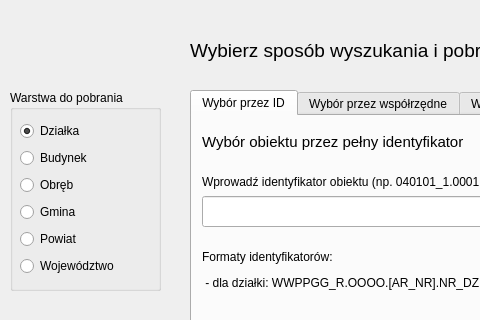
Before: the Qt Designer form uldk_gugik_dialog_base.ui in envirosolutionspl/uldk_gugik, drawn with Qt 5; both pictures show x 0 to 480 and y 0 to 320 of the 828 by 514 pixel window.
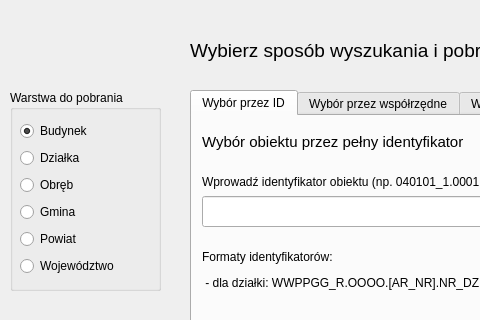
After: the same form once the commit is applied. Icons and pictures are not drawn. Custom widgets are drawn as their Qt base class.

Commit message: zmiana kolejności radiobuttonów

What changed in the file:
```diff
--- a/uldk_gugik_dialog_base.ui
+++ b/uldk_gugik_dialog_base.ui
@@ -702,9 +702,12 @@
     </property>
     <layout class="QVBoxLayout" name="verticalLayout">
      <item>
-      <widget class="QRadioButton" name="rdb_dz">
+      <widget class="QRadioButton" name="rdb_bu">
+       <property name="enabled">
+        <bool>true</bool>
+       </property>
        <property name="text">
-        <string>Działka</string>
+        <string>Budynek</string>
        </property>
        <property name="checkable">
         <bool>true</bool>
@@ -715,12 +718,12 @@
       </widget>
      </item>
      <item>
-      <widget class="QRadioButton" name="rdb_bu">
+      <widget class="QRadioButton" name="rdb_dz">
        <property name="enabled">
         <bool>true</bool>
        </property>
        <property name="text">
-        <string>Budynek</string>
+        <string>Działka</string>
        </property>
        <property name="checkable">
         <bool>true</bool>
```
